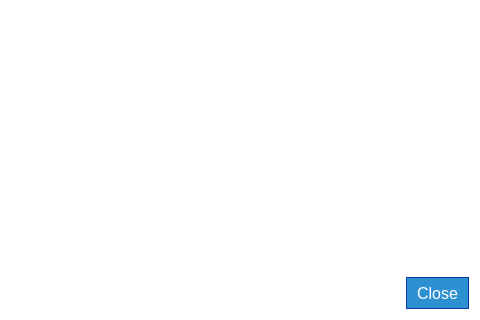
First picture: the form in parsec/core/gui/forms/settings_dialog.ui, repository Scille/parsec-cloud, before the edit; both pictures show x 263 to 743 and y 218 to 538 of the 743 by 538 pixel window.
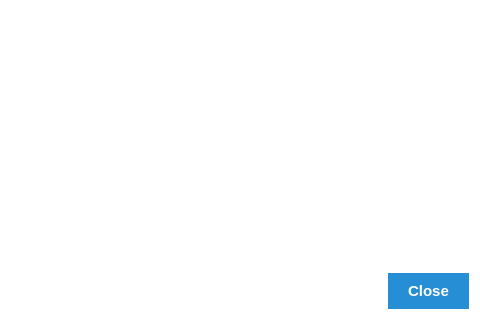
Second picture: the form after the edit. Icons and pictures are not drawn. Custom widgets are drawn as their Qt base class.

Patch:
```diff
--- a/parsec/core/gui/forms/settings_dialog.ui
+++ b/parsec/core/gui/forms/settings_dialog.ui
@@ -19,20 +19,133 @@
 background-color: rgb(255, 255, 255);
 }
 
+QLabel
+{
+color: rgb(0, 0, 0);
+}
+
 QPushButton
 {
-background-color: rgb(45, 144, 209);
-border: 1px solid rgb(11, 56, 166);
+color: white;
+background-color: rgb(38, 142, 212);
+border: 0;
+padding: 10px;
+font-size: 15px;
+font-weight: bold;
+height: 16px;
+padding-left: 20px;
+padding-right: 20px;
+}
+
+QPushButton:pressed
+{
+background-color: rgb(20, 122, 192);
+}
+
+QPushButton:disabled
+{
+background-color: rgb(112, 112, 112);
 color: rgb(255, 255, 255);
+}
+
+QLineEdit
+{
+border: 1px solid rgb(46, 46, 46);
 padding-left: 10px;
+height: 16px;
+color: rgb(0, 0, 0);
+}
+
+QLineEdit[readOnly=&quot;true&quot;]
+{
+background-color: rgb(230, 230, 230);
+}
+
+QLineEdit:!enabled
+{
+border: 1px solid rgb(180, 180, 180);
+}
+
+QCheckBox
+{
+color: rgb(0, 0, 0);
+}
+
+QCheckBox::indicator
+{
+width: 15px;
+height: 15px;
+background-color: rgb(255, 255, 255);
+border: 2px solid rgb(46, 46, 46);
+color: black;
+}
+
+QCheckBox::indicator:checked
+{
+image: url(:/icons/images/icons/checked.png)
+}
+
+QComboBox
+{
+border: 1px solid rgb(46, 46, 46);
+background-color: white;
+color: black;
+padding-left: 5px;
+height: 16px;
+}
+
+QComboBox::drop-down
+{
+border: 0px;
+}
+
+QComboBox::down-arrow
+{
+image: url(:/icons/images/icons/down-arrow.png);
+width: 16px;
+height: 16px;
+padding-right: 5px;
+}
+
+QComboBox:disabled
+{
+background-color: rgb(220, 220, 220);
+}
+
+
+QScrollBar:vertical
+{
+background: rgb(255, 255, 255);
+}
+
+QScrollBar::handle:vertical
+{
+background: rgb(12, 65, 157);
+}
+
+QScrollBar::add-line:vertical, QScrollBar::sub-line:vertical
+{
+border: none;
+background: none;
+}
+
+QSpinBox
+{
+border: 1px solid rgb(46, 46, 46);
 padding-right: 10px;
+height: 16px;
 }
 
-QPushButton:disabled
+QSpinBox::up-button
 {
-border: 1px solid rgb(65, 75, 106);
-background-color: rgb(112, 122, 153);
-color: rgb(255, 255, 255);
+border-image: url(:/icons/images/icons/sort_up_arrow.png);
+width: 20px;
+}
+
+QSpinBox::down-button
+{
+border-image: url(:/icons/images/icons/sort_down_arrow.png);
+width: 20px;
 }</string>
   </property>
   <property name="modal">
@@ -77,7 +190,9 @@
        </property>
        <property name="font">
         <font>
-         <pointsize>12</pointsize>
+         <pointsize>-1</pointsize>
+         <weight>75</weight>
+         <bold>true</bold>
         </font>
        </property>
        <property name="layoutDirection">
@@ -102,8 +217,13 @@
    </item>
   </layout>
  </widget>
- <resources>
-  <include location="../rc/resources.qrc"/>
- </resources>
+ <customwidgets>
+  <customwidget>
+   <class>ShadowedButton</class>
+   <extends>QPushButton</extends>
+   <header>parsec.core.gui.custom_widgets</header>
+  </customwidget>
+ </customwidgets>
+ <resources/>
  <connections/>
 </ui>
```
Left out of the diff: 6 changed lines with no effect on the pictures.
